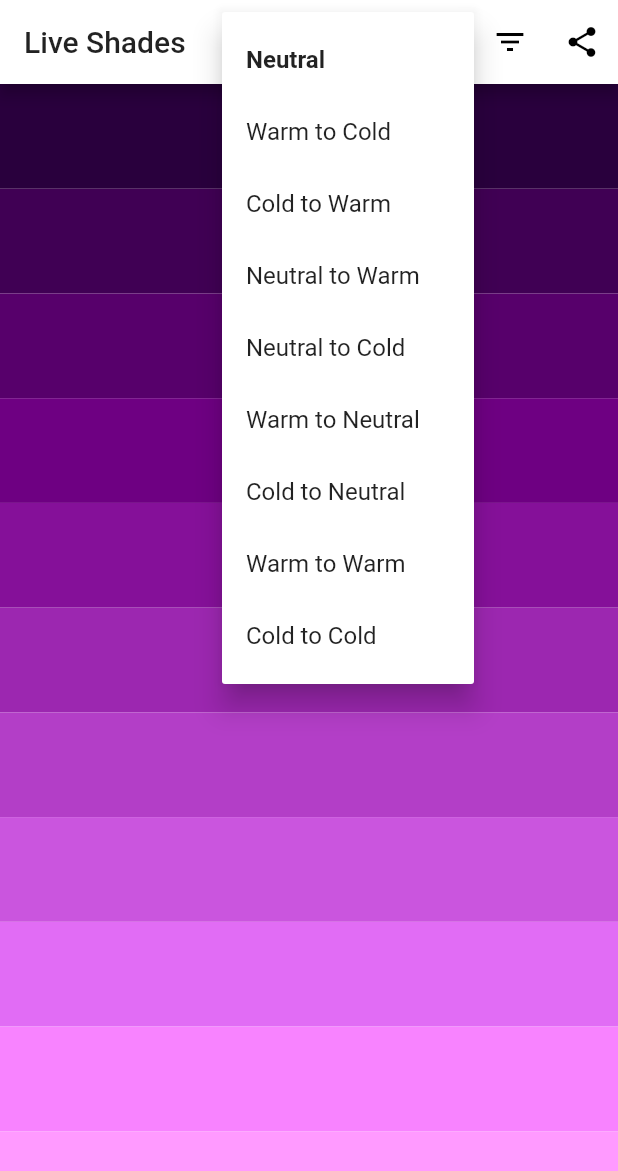
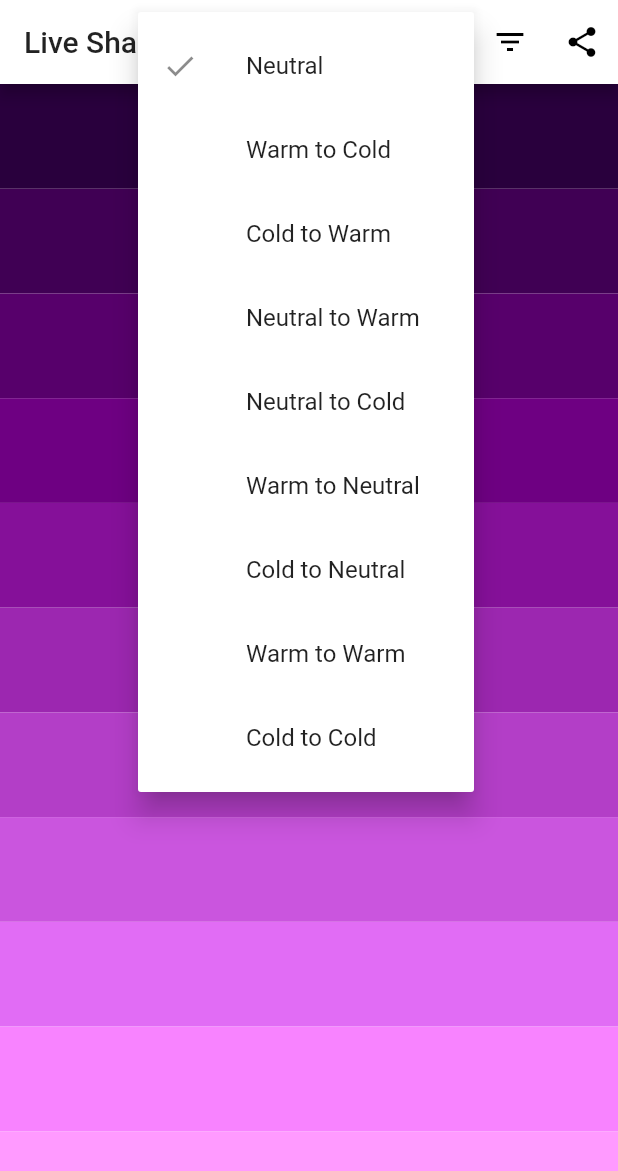
Before and after one commit to JuliaRechkunova/live-shades-app, a Flutter app: the screen it shows after launch, after a tap on the "tune" icon, on a phone screen of 412 x 824 dp. Shown: the top 1171 px of the screen. Run offline on Flutter 3.47's test engine with Material 2 defaults, Android fonts, the phone set to English and light mode, and no system bars; our stand-ins replace flutter_colorpicker, share, shared_preferences.

Commit message:
Make popup menu item selectable

```diff
--- a/lib/main.dart
+++ b/lib/main.dart
@@ -69,12 +69,12 @@ class ShadesState extends State<Shades> {
           IconButton(icon: Icon(Icons.palette), onPressed: () => changeColor(ctx)),
           PopupMenuButton(
             icon: Icon(Icons.tune),
-            itemBuilder: (BuildContext _) => Mode.values.map((Mode m) => PopupMenuItem(value: m, child: Text(shadingModes[m.index], style: TextStyle(fontWeight: mode == m ? FontWeight.bold : FontWeight.normal)))).toList(),
+            itemBuilder: (BuildContext _) => Mode.values.map((Mode m) => CheckedPopupMenuItem(checked: mode == m, value: m, child: Text(shadingModes[m.index]))).toList(),
             onSelected: modeChanged
           ),
           PopupMenuButton(
             icon: Icon(Icons.filter_list),
-            itemBuilder: (BuildContext _) => [5, 4, 3, 2, 1].map((int c) => PopupMenuItem(value: c, child: Text('${c * 2 + 1} shades', style: TextStyle(fontWeight: count == c ? FontWeight.bold : FontWeight.normal)))).toList(),
+            itemBuilder: (BuildContext _) => [5, 4, 3, 2, 1].map((int c) => CheckedPopupMenuItem(checked: count == c, value: c, child: Text('${c * 2 + 1} shades'))).toList(),
             onSelected: countChanged
           ),
           IconButton(icon: Icon(Icons.share), onPressed: () {Share.share('$appName (${shadingModes[mode.index]}):\n${colors.map((c) => toHex(c)).join('\n')}');}),
```
